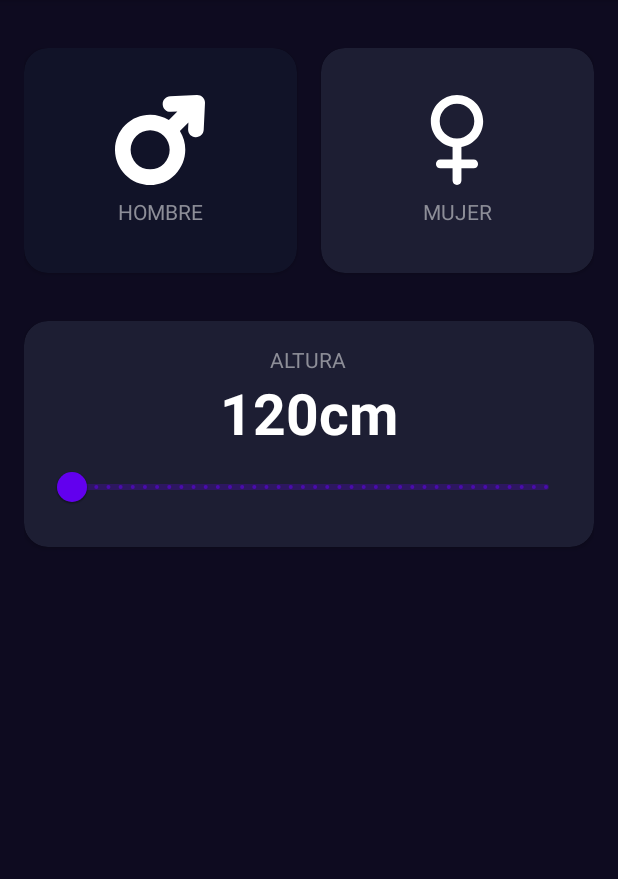
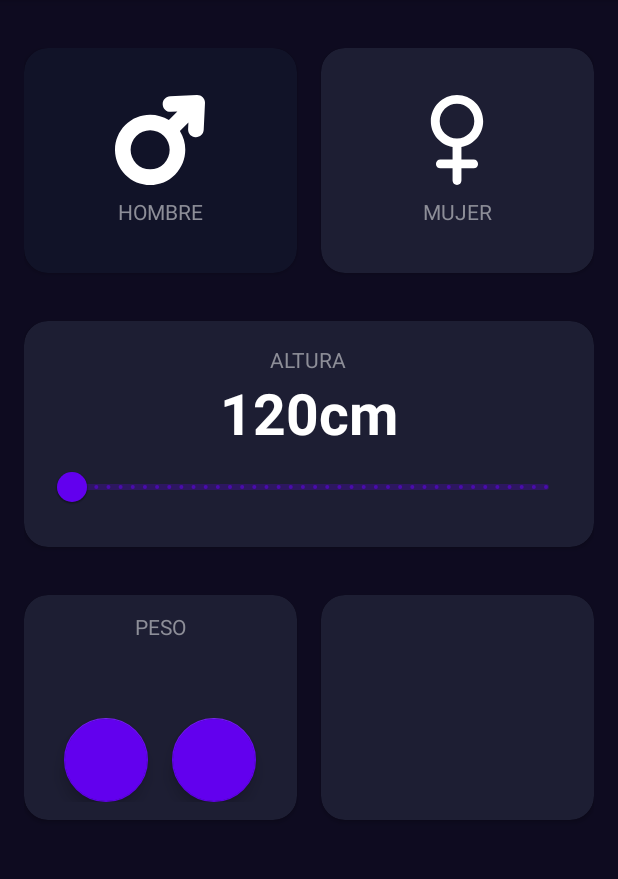
Before and after one commit to ZoiloGranda/curso-kotlin, an Android app: the IMCCalculatorActivity screen opened directly, with no data from a screen before it, on a phone screen of 412 x 824 dp, the part 84-963 px from its top. Run offline under Robolectric (Android 15) with nearby library versions, the phone set to English and light mode, and no system bars.

Commit message:
add weight and age cards

```diff
--- a/app/src/main/res/layout/activity_imccalculator.xml
+++ b/app/src/main/res/layout/activity_imccalculator.xml
@@ -76,6 +76,7 @@
     </androidx.cardview.widget.CardView>
 
     <androidx.cardview.widget.CardView
+        android:id="@+id/viewHeight"
         android:layout_width="0dp"
         android:layout_height="wrap_content"
         android:layout_marginTop="32dp"
@@ -114,9 +115,78 @@
                 android:layout_height="wrap_content"
                 android:stepSize="1"
                 android:valueFrom="120"
-                android:valueTo="200"
-                ></com.google.android.material.slider.RangeSlider>
+                android:valueTo="200"></com.google.android.material.slider.RangeSlider>
         </androidx.appcompat.widget.LinearLayoutCompat>
 
     </androidx.cardview.widget.CardView>
+
+    <androidx.cardview.widget.CardView
+        android:id="@+id/viewWeight"
+        android:layout_width="0dp"
+        android:layout_height="150dp"
+        android:layout_marginTop="32dp"
+        android:layout_marginEnd="16dp"
+        app:cardBackgroundColor="@color/background_component"
+        app:cardCornerRadius="16dp"
+        app:layout_constraintEnd_toStartOf="@id/viewAge"
+        app:layout_constraintStart_toStartOf="parent"
+        app:layout_constraintTop_toBottomOf="@id/viewHeight">
+
+        <androidx.appcompat.widget.LinearLayoutCompat
+            android:layout_width="match_parent"
+            android:layout_height="match_parent"
+            android:gravity="center"
+            android:orientation="vertical">
+
+            <TextView
+                android:layout_width="wrap_content"
+                android:layout_height="wrap_content"
+                android:text="@string/weight"
+                android:textAllCaps="true"
+                android:textColor="@color/title_text"></TextView>
+
+            <TextView
+                android:id="@+id/tvWeight"
+                android:layout_width="wrap_content"
+                android:layout_height="wrap_content"
+                android:textColor="@color/white"
+                android:textSize="38sp"
+                android:textStyle="bold"
+                tools:text="60"></TextView>
+
+            <androidx.appcompat.widget.LinearLayoutCompat
+                android:layout_width="match_parent"
+                android:layout_height="wrap_content"
+                android:gravity="center"
+                android:orientation="horizontal">
+
+                <com.google.android.material.floatingactionbutton.FloatingActionButton
+                    android:id="@+id/btnSubtractWeight"
+                    android:layout_width="wrap_content"
+                    android:layout_height="wrap_content"
+                    android:layout_marginEnd="16dp"
+                    app:backgroundTint="@color/background_fab" />
+
+                <com.google.android.material.floatingactionbutton.FloatingActionButton
+                    android:id="@+id/btnPlusWeight"
+                    android:layout_width="wrap_content"
+                    android:layout_height="wrap_content"
+                    app:backgroundTint="@color/background_fab" />
+            </androidx.appcompat.widget.LinearLayoutCompat>
+        </androidx.appcompat.widget.LinearLayoutCompat>
+
+    </androidx.cardview.widget.CardView>
+
+    <androidx.cardview.widget.CardView
+        android:id="@+id/viewAge"
+        android:layout_width="0dp"
+        android:layout_height="150dp"
+        android:layout_marginTop="32dp"
+        app:cardBackgroundColor="@color/background_component"
+        app:cardCornerRadius="16dp"
+        app:layout_constraintEnd_toEndOf="parent"
+        app:layout_constraintStart_toEndOf="@id/viewWeight"
+        app:layout_constraintTop_toBottomOf="@id/viewHeight">
+
+    </androidx.cardview.widget.CardView>
 </androidx.constraintlayout.widget.ConstraintLayout>
--- a/app/src/main/res/values/colors.xml
+++ b/app/src/main/res/values/colors.xml
@@ -13,5 +13,6 @@
     <color name="background_app">#0E0B20</color>
     <color name="background_button">#EB1555</color>
     <color name="title_text">#FF8D8E98</color>
+    <color name="background_fab">#FF6200EE</color>
 
 </resources>
--- a/app/src/main/res/values/strings.xml
+++ b/app/src/main/res/values/strings.xml
@@ -3,5 +3,6 @@
     <string name="male">Hombre</string>
     <string name="female">Mujer</string>
     <string name="height">Altura</string>
+    <string name="weight">Peso</string>
 
 </resources>
```
